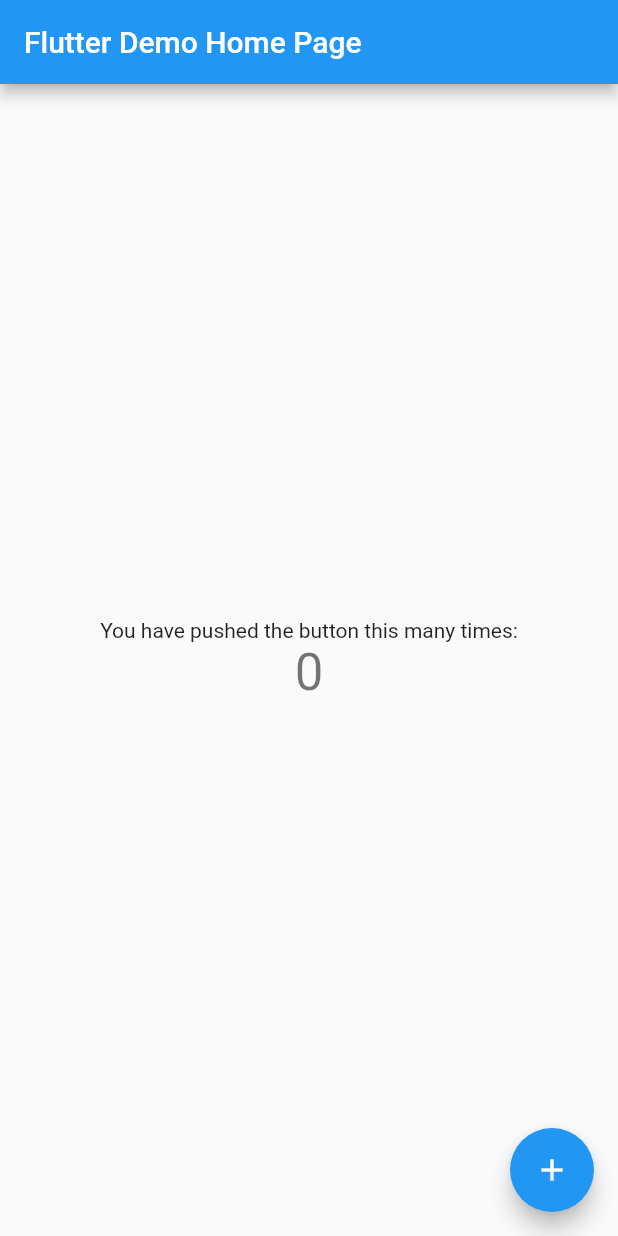
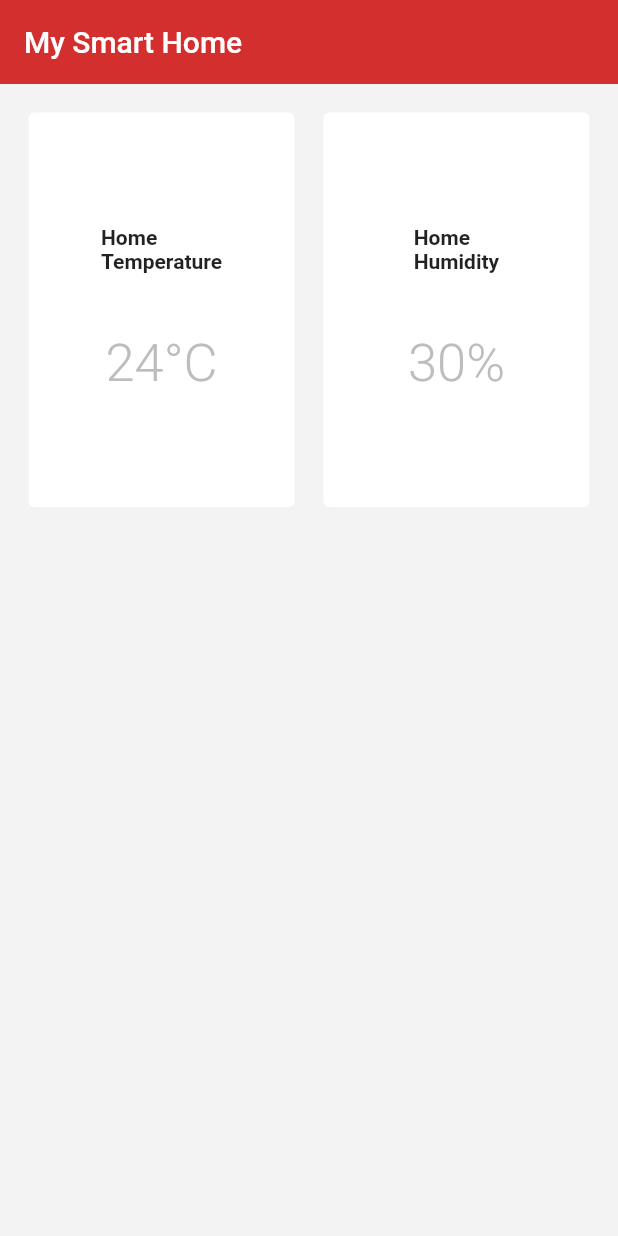
Before and after one commit to devleandrodias/project-smart-home-arduino, a Flutter app: the screen it shows after launch, on a phone screen of 412 x 824 dp. Run offline on Flutter 3.47's test engine with Material 2 defaults, Android fonts, the phone set to English and light mode, and no system bars.

Commit message:
criacao da primeira tela de dashboard

```diff
--- a/smart_home/lib/main.dart
+++ b/smart_home/lib/main.dart
@@ -1,117 +1,15 @@
 import 'package:flutter/material.dart';
+import 'package:smart_home/screens/dashboard_screen.dart';
 
-void main() {
-  runApp(MyApp());
-}
+void main() => runApp(MyApp());
 
 class MyApp extends StatelessWidget {
-  // This widget is the root of your application.
   @override
   Widget build(BuildContext context) {
     return MaterialApp(
-      title: 'Flutter Demo',
-      theme: ThemeData(
-        // This is the theme of your application.
-        //
-        // Try running your application with "flutter run". You'll see the
-        // application has a blue toolbar. Then, without quitting the app, try
-        // changing the primarySwatch below to Colors.green and then invoke
-        // "hot reload" (press "r" in the console where you ran "flutter run",
-        // or simply save your changes to "hot reload" in a Flutter IDE).
-        // Notice that the counter didn't reset back to zero; the application
-        // is not restarted.
-        primarySwatch: Colors.blue,
-        // This makes the visual density adapt to the platform that you run
-        // the app on. For desktop platforms, the controls will be smaller and
-        // closer together (more dense) than on mobile platforms.
-        visualDensity: VisualDensity.adaptivePlatformDensity,
-      ),
-      home: MyHomePage(title: 'Flutter Demo Home Page'),
+      debugShowCheckedModeBanner: false,
+      title: 'Smart Home',
+      home: Dashbord(),
     );
   }
 }
-
-class MyHomePage extends StatefulWidget {
-  MyHomePage({Key key, this.title}) : super(key: key);
-
-  // This widget is the home page of your application. It is stateful, meaning
-  // that it has a State object (defined below) that contains fields that affect
-  // how it looks.
-
-  // This class is the configuration for the state. It holds the values (in this
-  // case the title) provided by the parent (in this case the App widget) and
-  // used by the build method of the State. Fields in a Widget subclass are
-  // always marked "final".
-
-  final String title;
-
-  @override
-  _MyHomePageState createState() => _MyHomePageState();
-}
-
-class _MyHomePageState extends State<MyHomePage> {
-  int _counter = 0;
-
-  void _incrementCounter() {
-    setState(() {
-      // This call to setState tells the Flutter framework that something has
-      // changed in this State, which causes it to rerun the build method below
-      // so that the display can reflect the updated values. If we changed
-      // _counter without calling setState(), then the build method would not be
-      // called again, and so nothing would appear to happen.
-      _counter++;
-    });
-  }
-
-  @override
-  Widget build(BuildContext context) {
-    // This method is rerun every time setState is called, for instance as done
-    // by the _incrementCounter method above.
-    //
-    // The Flutter framework has been optimized to make rerunning build methods
-    // fast, so that you can just rebuild anything that needs updating rather
-    // than having to individually change instances of widgets.
-    return Scaffold(
-      appBar: AppBar(
-        // Here we take the value from the MyHomePage object that was created by
-        // the App.build method, and use it to set our appbar title.
-        title: Text(widget.title),
-      ),
-      body: Center(
-        // Center is a layout widget. It takes a single child and positions it
-        // in the middle of the parent.
-        child: Column(
-          // Column is also a layout widget. It takes a list of children and
-          // arranges them vertically. By default, it sizes itself to fit its
-          // children horizontally, and tries to be as tall as its parent.
-          //
-          // Invoke "debug painting" (press "p" in the console, choose the
-          // "Toggle Debug Paint" action from the Flutter Inspector in Android
-          // Studio, or the "Toggle Debug Paint" command in Visual Studio Code)
-          // to see the wireframe for each widget.
-          //
-          // Column has various properties to control how it sizes itself and
-          // how it positions its children. Here we use mainAxisAlignment to
-          // center the children vertically; the main axis here is the vertical
-          // axis because Columns are vertical (the cross axis would be
-          // horizontal).
-          mainAxisAlignment: MainAxisAlignment.center,
-          children: <Widget>[
-            Text(
-              'You have pushed the button this many times:',
-            ),
-            Text(
-              '$_counter',
-              style: Theme.of(context).textTheme.headline4,
-            ),
-          ],
-        ),
-      ),
-      floatingActionButton: FloatingActionButton(
-        onPressed: _incrementCounter,
-        tooltip: 'Increment',
-        child: Icon(Icons.add),
-      ), // This trailing comma makes auto-formatting nicer for build methods.
-    );
-  }
-}
--- /dev/null
+++ b/smart_home/lib/screens/dashboard_screen.dart
@@ -0,0 +1,89 @@
+import 'package:flutter/material.dart';
+
+class Dashbord extends StatelessWidget {
+  @override
+  Widget build(BuildContext context) {
+    Size size = MediaQuery.of(context).size;
+
+    return Scaffold(
+      appBar: AppBar(
+        elevation: 0,
+        title: Text('My Smart Home'),
+        backgroundColor: Colors.red[700],
+      ),
+      backgroundColor: Color.fromRGBO(243, 243, 243, 1),
+      body: Container(
+        margin: EdgeInsets.all(15),
+        child: Column(children: [
+          Row(
+            mainAxisAlignment: MainAxisAlignment.spaceBetween,
+            children: [
+              Container(
+                width: size.width * 0.45,
+                child: Card(
+                  elevation: 0,
+                  child: Padding(
+                    padding: const EdgeInsets.symmetric(
+                      horizontal: 20,
+                      vertical: 75,
+                    ),
+                    child: Column(
+                      children: [
+                        Text(
+                          'Home \nTemperature',
+                          style: TextStyle(
+                            fontWeight: FontWeight.bold,
+                          ),
+                        ),
+                        SizedBox(height: 40),
+                        Text(
+                          '24°C',
+                          style: TextStyle(
+                            fontSize: 35,
+                            fontWeight: FontWeight.w300,
+                            color: Colors.grey[400],
+                          ),
+                        ),
+                      ],
+                    ),
+                  ),
+                ),
+              ),
+              Container(
+                width: size.width * 0.45,
+                child: Card(
+                  elevation: 0,
+                  child: Padding(
+                    padding: const EdgeInsets.symmetric(
+                      horizontal: 20,
+                      vertical: 75,
+                    ),
+                    child: Column(
+                      children: [
+                        Text(
+                          'Home \nHumidity',
+                          style: TextStyle(
+                            fontWeight: FontWeight.bold,
+                          ),
+                        ),
+                        SizedBox(height: 40),
+                        Text(
+                          '30%',
+                          style: TextStyle(
+                            fontSize: 35,
+                            fontWeight: FontWeight.w300,
+                            color: Colors.grey[400],
+                          ),
+                        ),
+                      ],
+                    ),
+                  ),
+                ),
+              ),
+            ],
+          )
+        ]),
+      ),
+    );
+  }
+}
```
